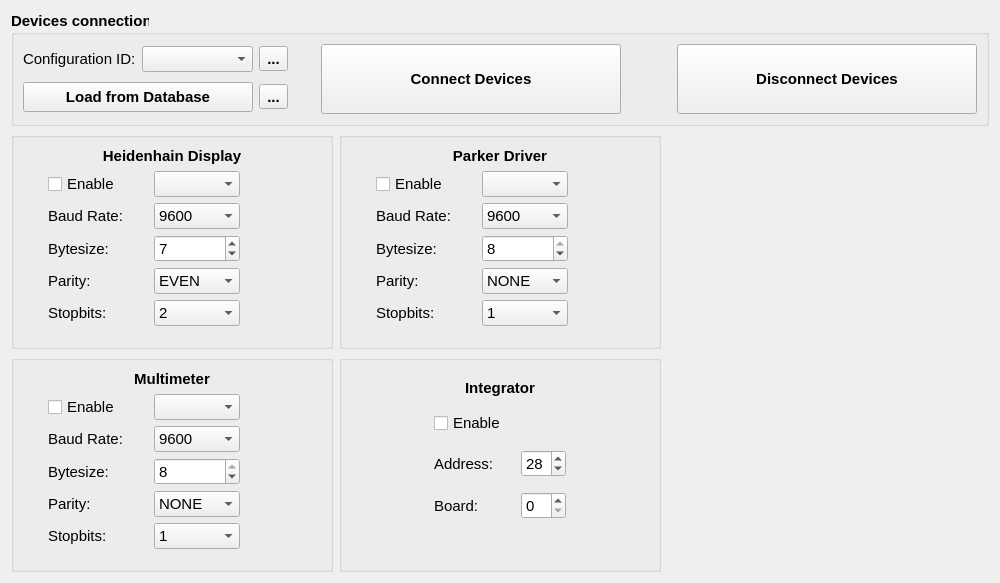
Qt form helmholtz/gui/ui/connectionwidget.ui (lnls-ima/helmholtz-coil-control) before a commit.
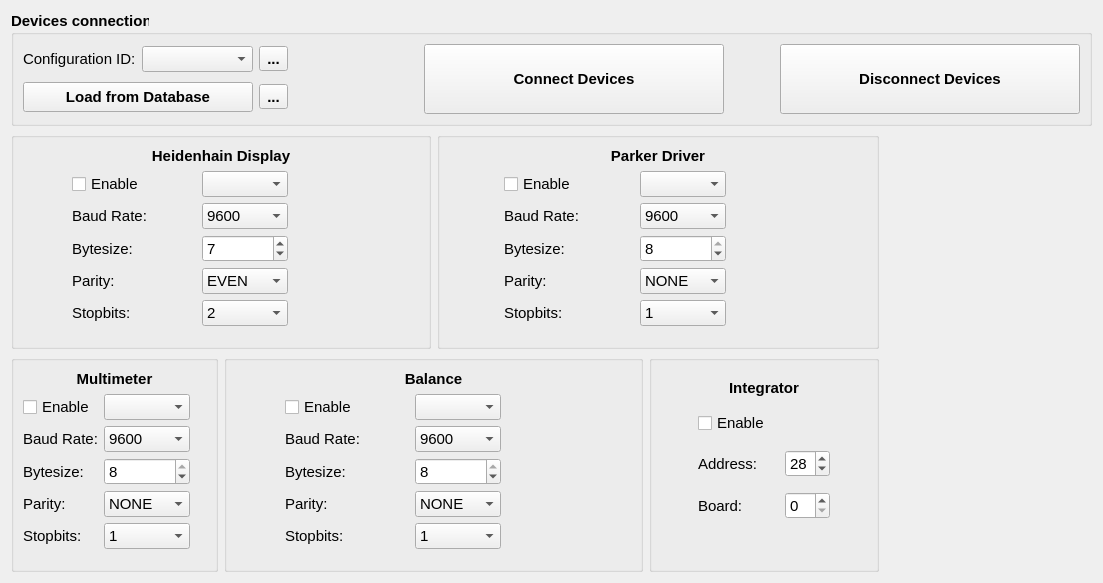
The same form after that commit. Icons and pictures are not drawn.

Diff of the .ui file:
```diff
--- a/helmholtz/gui/ui/connectionwidget.ui
+++ b/helmholtz/gui/ui/connectionwidget.ui
@@ -6,8 +6,8 @@
    <rect>
     <x>0</x>
     <y>0</y>
-    <width>1000</width>
-    <height>550</height>
+    <width>1103</width>
+    <height>559</height>
    </rect>
   </property>
   <property name="font">
@@ -19,7 +19,7 @@
    <string>Connection</string>
   </property>
   <layout class="QGridLayout" name="gridLayout">
-   <item row="0" column="0" colspan="3">
+   <item row="0" column="0" colspan="5">
     <widget class="QGroupBox" name="groupBox_7">
      <property name="sizePolicy">
       <sizepolicy hsizetype="Preferred" vsizetype="Maximum">
@@ -187,7 +187,7 @@
      </layout>
     </widget>
    </item>
-   <item row="1" column="0">
+   <item row="1" column="0" colspan="2">
     <widget class="QGroupBox" name="groupBox_6">
      <property name="enabled">
       <bool>true</bool>
@@ -437,7 +437,7 @@
      </layout>
     </widget>
    </item>
-   <item row="1" column="1">
+   <item row="1" column="2" colspan="2">
     <widget class="QGroupBox" name="groupBox_8">
      <property name="enabled">
       <bool>true</bool>
@@ -681,7 +681,7 @@
      </layout>
     </widget>
    </item>
-   <item row="1" column="2" rowspan="2">
+   <item row="1" column="4" rowspan="2">
     <widget class="QLabel" name="label">
      <property name="text">
       <string/>
@@ -935,7 +935,251 @@
      </layout>
     </widget>
    </item>
-   <item row="2" column="1">
+   <item row="2" column="1" colspan="2">
+    <widget class="QGroupBox" name="groupBox_9">
+     <property name="enabled">
+      <bool>true</bool>
+     </property>
+     <property name="title">
+      <string/>
+     </property>
+     <layout class="QVBoxLayout" name="verticalLayout_7">
+      <property name="leftMargin">
+       <number>9</number>
+      </property>
+      <property name="rightMargin">
+       <number>9</number>
+      </property>
+      <property name="bottomMargin">
+       <number>20</number>
+      </property>
+      <item>
+       <widget class="QLabel" name="label_26">
+        <property name="font">
+         <font>
+          <weight>75</weight>
+          <bold>true</bold>
+         </font>
+        </property>
+        <property name="text">
+         <string>Balance</string>
+        </property>
+        <property name="alignment">
+         <set>Qt::AlignCenter</set>
+        </property>
+       </widget>
+      </item>
+      <item>
+       <layout class="QGridLayout" name="gridLayout_11">
+        <item row="0" column="0">
+         <widget class="QCheckBox" name="chb_balance_enable">
+          <property name="sizePolicy">
+           <sizepolicy hsizetype="Maximum" vsizetype="Preferred">
+            <horstretch>0</horstretch>
+            <verstretch>0</verstretch>
+           </sizepolicy>
+          </property>
+          <property name="text">
+           <string>Enable</string>
+          </property>
+         </widget>
+        </item>
+        <item row="2" column="0">
+         <widget class="QLabel" name="label_27">
+          <property name="text">
+           <string>Bytesize:</string>
+          </property>
+         </widget>
+        </item>
+        <item row="0" column="1">
+         <widget class="QComboBox" name="cmb_balance_port">
+          <property name="sizePolicy">
+           <sizepolicy hsizetype="Maximum" vsizetype="Preferred">
+            <horstretch>0</horstretch>
+            <verstretch>0</verstretch>
+           </sizepolicy>
+          </property>
+         </widget>
+        </item>
+        <item row="3" column="0">
+         <widget class="QLabel" name="label_28">
+          <property name="text">
+           <string>Parity:</string>
+          </property>
+         </widget>
+        </item>
+        <item row="0" column="2">
+         <widget class="QLabel" name="la_balance_led">
+          <property name="enabled">
+           <bool>false</bool>
+          </property>
+          <property name="sizePolicy">
+           <sizepolicy hsizetype="Fixed" vsizetype="Fixed">
+            <horstretch>0</horstretch>
+            <verstretch>0</verstretch>
+           </sizepolicy>
+          </property>
+          <property name="minimumSize">
+           <size>
+            <width>0</width>
+            <height>0</height>
+           </size>
+          </property>
+          <property name="maximumSize">
+           <size>
+            <width>24</width>
+            <height>24</height>
+           </size>
+          </property>
+          <property name="text">
+           <string/>
+          </property>
+          <property name="pixmap">
+           <pixmap>../../resources/img/green_light.png</pixmap>
+          </property>
+          <property name="scaledContents">
+           <bool>true</bool>
+          </property>
+          <property name="alignment">
+           <set>Qt::AlignCenter</set>
+          </property>
+         </widget>
+        </item>
+        <item row="1" column="0">
+         <widget class="QLabel" name="label_29">
+          <property name="sizePolicy">
+           <sizepolicy hsizetype="Maximum" vsizetype="Preferred">
+            <horstretch>0</horstretch>
+            <verstretch>0</verstretch>
+           </sizepolicy>
+          </property>
+          <property name="text">
+           <string>Baud Rate:</string>
+          </property>
+         </widget>
+        </item>
+        <item row="1" column="1">
+         <widget class="QComboBox" name="cmb_balance_baudrate">
+          <property name="sizePolicy">
+           <sizepolicy hsizetype="Preferred" vsizetype="Preferred">
+            <horstretch>0</horstretch>
+            <verstretch>0</verstretch>
+           </sizepolicy>
+          </property>
+          <property name="currentIndex">
+           <number>5</number>
+          </property>
+          <item>
+           <property name="text">
+            <string>300</string>
+           </property>
+          </item>
+          <item>
+           <property name="text">
+            <string>600</string>
+           </property>
+          </item>
+          <item>
+           <property name="text">
+            <string>1200</string>
+           </property>
+          </item>
+          <item>
+           <property name="text">
+            <string>2400</string>
+           </property>
+          </item>
+          <item>
+           <property name="text">
+            <string>4800</string>
+           </property>
+          </item>
+          <item>
+           <property name="text">
+            <string>9600</string>
+           </property>
+          </item>
+          <item>
+           <property name="text">
+            <string>19200</string>
+           </property>
+          </item>
+         </widget>
+        </item>
+        <item row="4" column="0">
+         <widget class="QLabel" name="label_30">
+          <property name="text">
+           <string>Stopbits:</string>
+          </property>
+         </widget>
+        </item>
+        <item row="3" column="1">
+         <widget class="QComboBox" name="cmb_balance_parity">
+          <item>
+           <property name="text">
+            <string>NONE</string>
+           </property>
+          </item>
+          <item>
+           <property name="text">
+            <string>EVEN</string>
+           </property>
+          </item>
+          <item>
+           <property name="text">
+            <string>ODD</string>
+           </property>
+          </item>
+          <item>
+           <property name="text">
+            <string>MARK</string>
+           </property>
+          </item>
+          <item>
+           <property name="text">
+            <string>SPACE</string>
+           </property>
+          </item>
+         </widget>
+        </item>
+        <item row="4" column="1">
+         <widget class="QComboBox" name="cmb_balance_stopbits">
+          <item>
+           <property name="text">
+            <string>1</string>
+           </property>
+          </item>
+          <item>
+           <property name="text">
+            <string>1.5</string>
+           </property>
+          </item>
+          <item>
+           <property name="text">
+            <string>2</string>
+           </property>
+          </item>
+         </widget>
+        </item>
+        <item row="2" column="1">
+         <widget class="QSpinBox" name="sb_balance_bytesize">
+          <property name="minimum">
+           <number>5</number>
+          </property>
+          <property name="maximum">
+           <number>8</number>
+          </property>
+          <property name="value">
+           <number>8</number>
+          </property>
+         </widget>
+        </item>
+       </layout>
+      </item>
+     </layout>
+    </widget>
+   </item>
+   <item row="2" column="3">
     <widget class="QGroupBox" name="groupBox_2">
      <property name="sizePolicy">
       <sizepolicy hsizetype="Preferred" vsizetype="Preferred">
```
Left out of the diff: 131 changed lines with no effect on the pictures.
